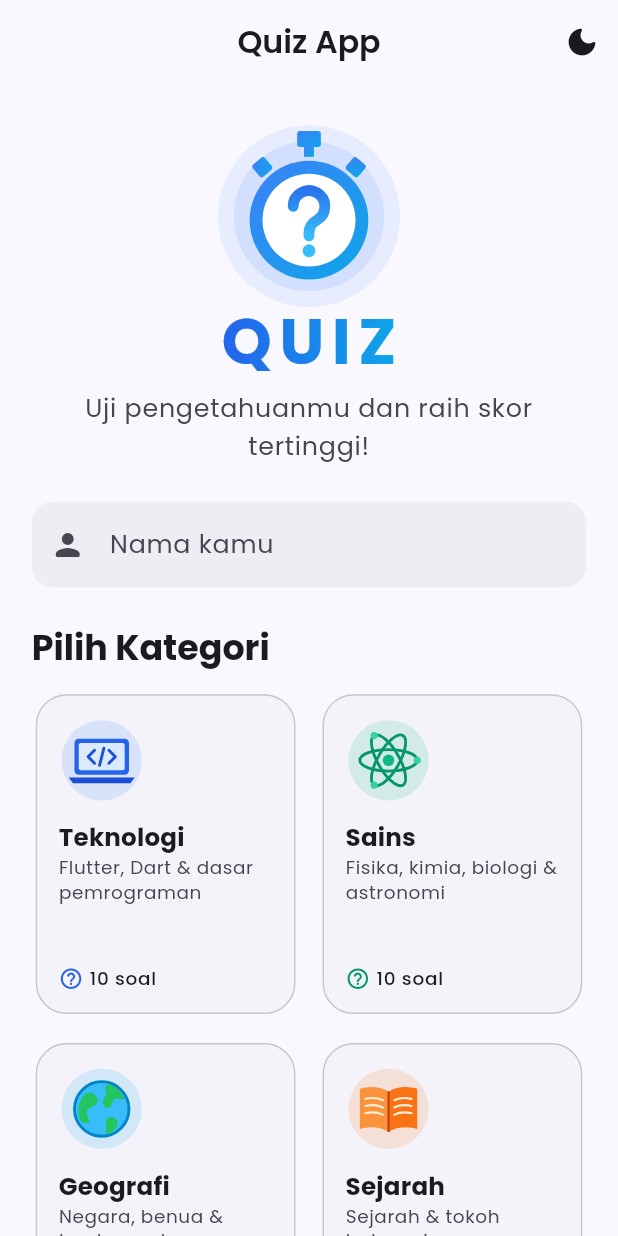
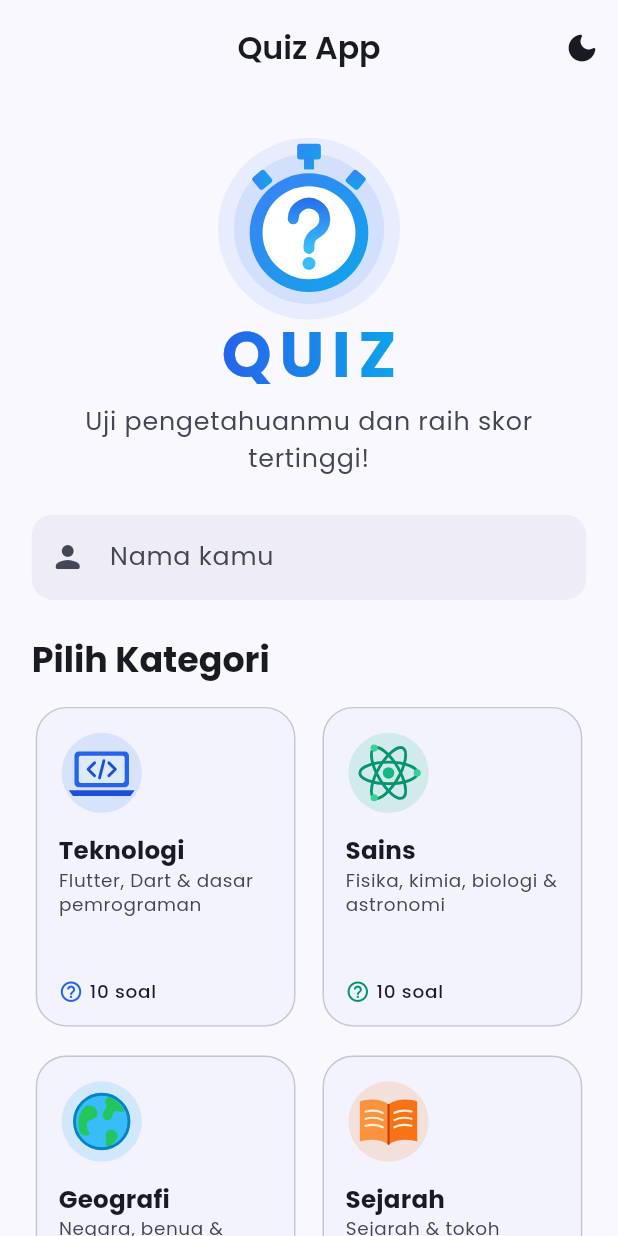
Before and after one commit to MutiaSidabutar/App_Quiz_UTS, a Flutter app: the screen it shows after launch, on a phone screen of 412 x 824 dp. Run offline on Flutter 3.47's test engine with Material 3 defaults, Android fonts, the phone set to English and light mode, and no system bars; our stand-ins replace flutter_svg.

Commit message:
feat: tata letak adaptif untuk landscape, tablet, dan web
- useTwoColumns(): dua kolom saat landscape atau layar sangat lebar,
  satu kolom saat portrait; lebar konten maksimum per jenis perangkat
- Konten soal menempel di atas, timer tidak terpotong di AppBar
- Warna tema biru cerah (DynamicSchemeVariant.fidelity) senada logo
- Perbaikan teks: subskrip diganti angka biasa (tidak ada di Poppins),
  baris jumlah soal di kartu kategori tidak overflow
- Test responsif: alur lengkap di HP, landscape, tablet, desktop
  dalam mode terang & gelap

```diff
--- a/lib/data/question_bank.dart
+++ b/lib/data/question_bank.dart
@@ -108,7 +108,7 @@ const List<QuizCategory> quizCategories = [
       ),
       Question(
         questionText: 'Rumus kimia air adalah...',
-        options: ['CO₂', 'O₂', 'H₂O', 'NaCl'],
+        options: ['CO2', 'O2', 'H2O', 'NaCl'],
         correctIndex: 2,
         explanation: 'Satu molekul air tersusun dari dua atom hidrogen dan satu atom oksigen.',
       ),
@@ -116,7 +116,7 @@ const List<QuizCategory> quizCategories = [
         questionText: 'Gas yang dihasilkan tumbuhan saat fotosintesis adalah...',
         options: ['Karbon dioksida', 'Nitrogen', 'Oksigen', 'Hidrogen'],
         correctIndex: 2,
-        explanation: 'Fotosintesis mengubah CO₂ dan air menjadi glukosa dengan melepaskan oksigen.',
+        explanation: 'Fotosintesis mengubah CO2 dan air menjadi glukosa dengan melepaskan oksigen.',
       ),
       Question(
         questionText: 'Satuan SI untuk gaya adalah...',
--- a/lib/screens/home_screen.dart
+++ b/lib/screens/home_screen.dart
@@ -84,7 +84,7 @@ class _HomeScreenState extends State<HomeScreen> {
             child: LayoutBuilder(
               builder: (context, constraints) {
                 // Tablet / web / landscape lebar: dua kolom berdampingan.
-                if (constraints.maxWidth >= 700) {
+                if (context.useTwoColumns(constraints.maxWidth)) {
                   return Row(
                     crossAxisAlignment: CrossAxisAlignment.start,
                     children: [
--- a/lib/screens/result_screen.dart
+++ b/lib/screens/result_screen.dart
@@ -158,7 +158,7 @@ class ResultScreen extends StatelessWidget {
             child: ResponsiveCenter(
               child: LayoutBuilder(
                 builder: (context, constraints) {
-                  if (constraints.maxWidth >= 700) {
+                  if (context.useTwoColumns(constraints.maxWidth)) {
                     return Row(
                       crossAxisAlignment: CrossAxisAlignment.center,
                       children: [
--- a/lib/themes/app_theme.dart
+++ b/lib/themes/app_theme.dart
@@ -12,7 +12,12 @@ class AppTheme {
   static final dark = _build(Brightness.dark);
 
   static ThemeData _build(Brightness brightness) {
-    final scheme = ColorScheme.fromSeed(seedColor: _seed, brightness: brightness);
+    final scheme = ColorScheme.fromSeed(
+      seedColor: _seed,
+      brightness: brightness,
+      // Pertahankan warna biru cerah seperti logo.
+      dynamicSchemeVariant: DynamicSchemeVariant.fidelity,
+    );
     return ThemeData(
       useMaterial3: true,
       colorScheme: scheme,
@@ -20,6 +25,8 @@ class AppTheme {
       scaffoldBackgroundColor: scheme.surface,
       appBarTheme: AppBarTheme(
         centerTitle: true,
+        // Toolbar ikut membesar di tablet/web agar ikon tidak terpotong.
+        toolbarHeight: kToolbarHeight * 1.15,
         backgroundColor: scheme.surface,
         foregroundColor: scheme.onSurface,
         elevation: 0,
--- a/lib/widgets/category_card.dart
+++ b/lib/widgets/category_card.dart
@@ -71,8 +71,14 @@ class CategoryCard extends StatelessWidget {
                         Icon(Icons.help_outline_rounded,
                             size: context.sp(16), color: category.color),
                         SizedBox(width: context.sp(4)),
-                        Text('${category.questions.length} soal', style: text.labelMedium),
-                        const Spacer(),
+                        Expanded(
+                          child: Text(
+                            '${category.questions.length} soal',
+                            style: text.labelMedium,
+                            maxLines: 1,
+                            overflow: TextOverflow.ellipsis,
+                          ),
+                        ),
                         if (bestScore != null) ...[
                           Icon(Icons.emoji_events_rounded,
                               size: context.sp(16), color: Colors.amber),
--- a/lib/widgets/timer_badge.dart
+++ b/lib/widgets/timer_badge.dart
@@ -14,7 +14,7 @@ class TimerBadge extends StatelessWidget {
     final scheme = Theme.of(context).colorScheme;
     final warning = remaining <= 5;
     final color = warning ? AppTheme.wrong : scheme.primary;
-    final size = context.sp(46);
+    final size = context.sp(40);
 
     return Semantics(
       label: 'Sisa waktu $remaining detik',
```
Also changed, not shown: lib/screens/quiz_screen.dart (+10 -3 lines), lib/utils/responsive.dart (+8 -2 lines), 1 other file.
